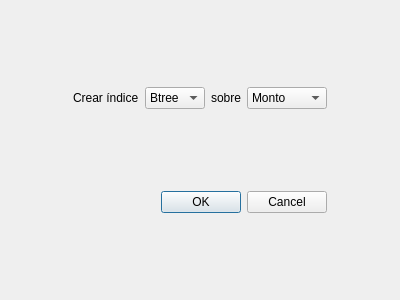
jjordanoc/blockchain-db, file createindexform.ui: the form before one commit.
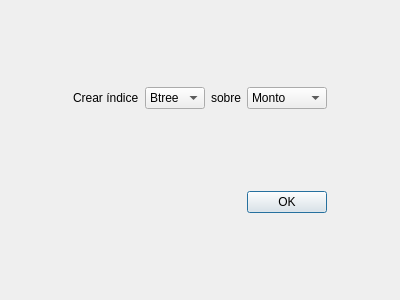
The form after the commit.

What changed in the file:
```diff
--- a/createindexform.ui
+++ b/createindexform.ui
@@ -103,7 +103,7 @@
      <item>
       <widget class="QDialogButtonBox" name="buttonBox">
        <property name="standardButtons">
-        <set>QDialogButtonBox::Cancel|QDialogButtonBox::Ok</set>
+        <set>QDialogButtonBox::Ok</set>
        </property>
       </widget>
      </item>
```
